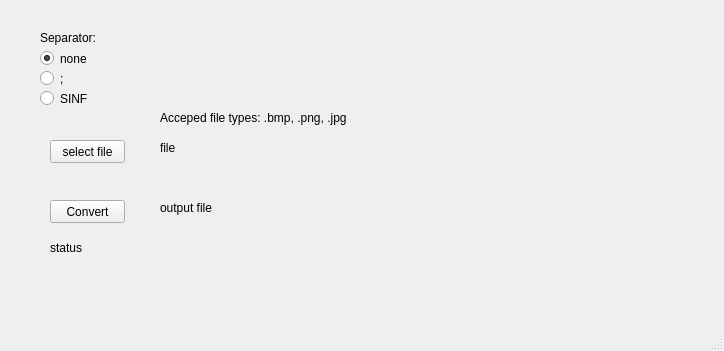
Above: mainwindow.ui from SenshiKenpachi/ImageToASCII before the change. Below: the same form after it.
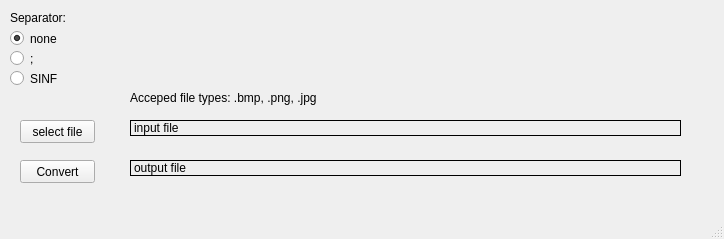
That is the form after the change.

Commit message: v1.1 with pp up window; sinf file header

The edit to the form file:
```diff
--- a/mainwindow.ui
+++ b/mainwindow.ui
@@ -7,9 +7,21 @@
     <x>0</x>
     <y>0</y>
     <width>724</width>
-    <height>351</height>
+    <height>239</height>
    </rect>
   </property>
+  <property name="minimumSize">
+   <size>
+    <width>724</width>
+    <height>239</height>
+   </size>
+  </property>
+  <property name="maximumSize">
+   <size>
+    <width>724</width>
+    <height>239</height>
+   </size>
+  </property>
   <property name="windowTitle">
    <string>MainWindow</string>
   </property>
@@ -17,8 +29,8 @@
    <widget class="QPushButton" name="btn_convert">
     <property name="geometry">
      <rect>
-      <x>50</x>
-      <y>200</y>
+      <x>20</x>
+      <y>160</y>
       <width>75</width>
       <height>23</height>
      </rect>
@@ -30,8 +42,8 @@
    <widget class="QRadioButton" name="rbtn_none">
     <property name="geometry">
      <rect>
-      <x>40</x>
-      <y>50</y>
+      <x>10</x>
+      <y>30</y>
       <width>82</width>
       <height>17</height>
      </rect>
@@ -46,8 +58,8 @@
    <widget class="QRadioButton" name="rbtn_semicol">
     <property name="geometry">
      <rect>
-      <x>40</x>
-      <y>70</y>
+      <x>10</x>
+      <y>50</y>
       <width>82</width>
       <height>17</height>
      </rect>
@@ -59,8 +71,8 @@
    <widget class="QRadioButton" name="rbtn_sinf">
     <property name="geometry">
      <rect>
-      <x>40</x>
-      <y>90</y>
+      <x>10</x>
+      <y>70</y>
       <width>82</width>
       <height>17</height>
      </rect>
@@ -72,8 +84,8 @@
    <widget class="QLabel" name="lbl_sep_head">
     <property name="geometry">
      <rect>
-      <x>40</x>
-      <y>30</y>
+      <x>10</x>
+      <y>10</y>
       <width>71</width>
       <height>16</height>
      </rect>
@@ -85,8 +97,8 @@
    <widget class="QPushButton" name="btn_selectfile">
     <property name="geometry">
      <rect>
-      <x>50</x>
-      <y>140</y>
+      <x>20</x>
+      <y>120</y>
       <width>75</width>
       <height>23</height>
      </rect>
@@ -98,38 +110,31 @@
    <widget class="QLabel" name="lbl_file_out">
     <property name="geometry">
      <rect>
-      <x>160</x>
-      <y>140</y>
+      <x>130</x>
+      <y>120</y>
       <width>551</width>
       <height>16</height>
      </rect>
     </property>
-    <property name="text">
-     <string>file</string>
+    <property name="frameShape">
+     <enum>QFrame::Box</enum>
     </property>
-   </widget>
-   <widget class="QLabel" name="lbl_status_out">
-    <property name="geometry">
-     <rect>
-      <x>50</x>
-      <y>240</y>
-      <width>151</width>
-      <height>16</height>
-     </rect>
-    </property>
     <property name="text">
-     <string>status</string>
+     <string>input file</string>
     </property>
    </widget>
    <widget class="QLabel" name="lbl_file_output">
     <property name="geometry">
      <rect>
-      <x>160</x>
-      <y>200</y>
+      <x>130</x>
+      <y>160</y>
       <width>551</width>
       <height>16</height>
      </rect>
     </property>
+    <property name="frameShape">
+     <enum>QFrame::Box</enum>
+    </property>
     <property name="text">
      <string>output file</string>
     </property>
@@ -137,12 +142,15 @@
    <widget class="QLabel" name="lbl_file_head">
     <property name="geometry">
      <rect>
-      <x>160</x>
-      <y>110</y>
+      <x>130</x>
+      <y>90</y>
       <width>551</width>
       <height>16</height>
      </rect>
     </property>
+    <property name="frameShape">
+     <enum>QFrame::NoFrame</enum>
+    </property>
     <property name="text">
      <string>Acceped file types: .bmp, .png, .jpg</string>
     </property>
```
The commit also changes 3 other files.
